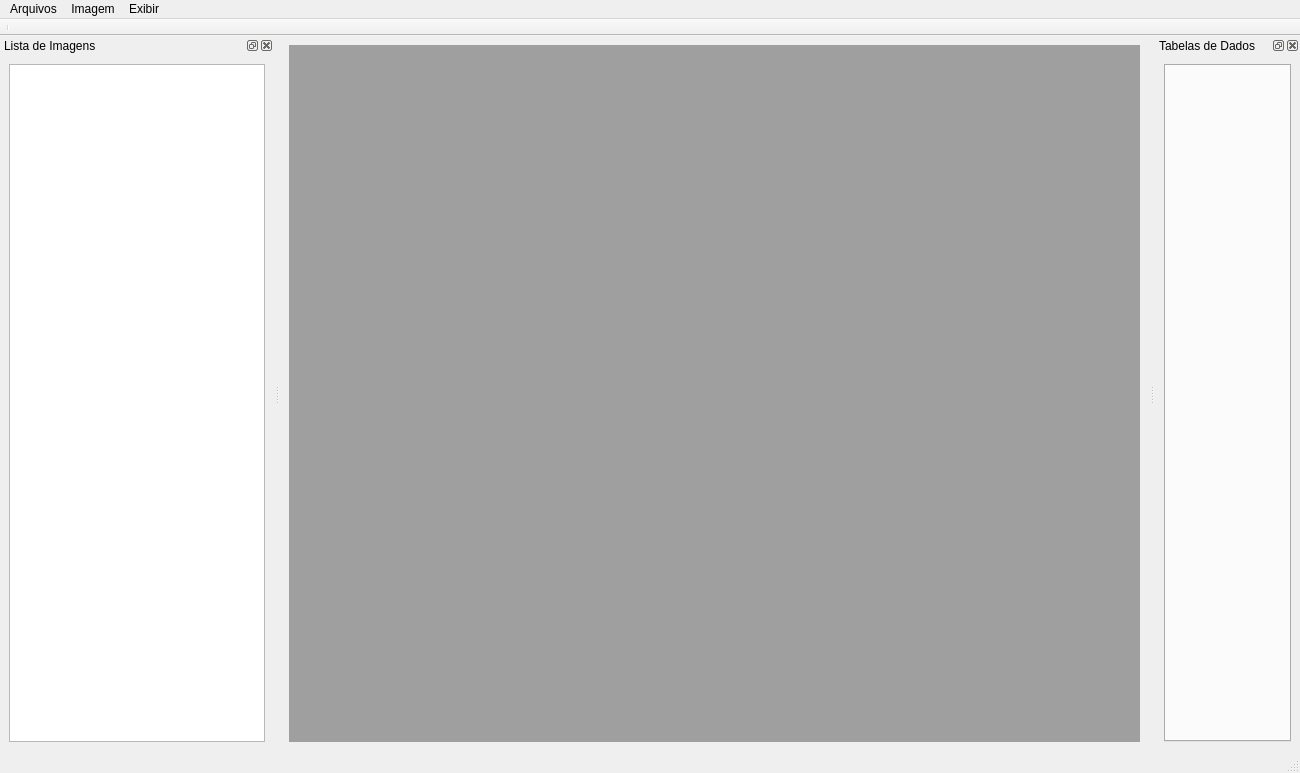
This is src/windows/RockImageWindow/rockimageui.ui in hereisjohnny2/rock-image-annotation as Qt 5 draws it before an edit. The edited form follows.
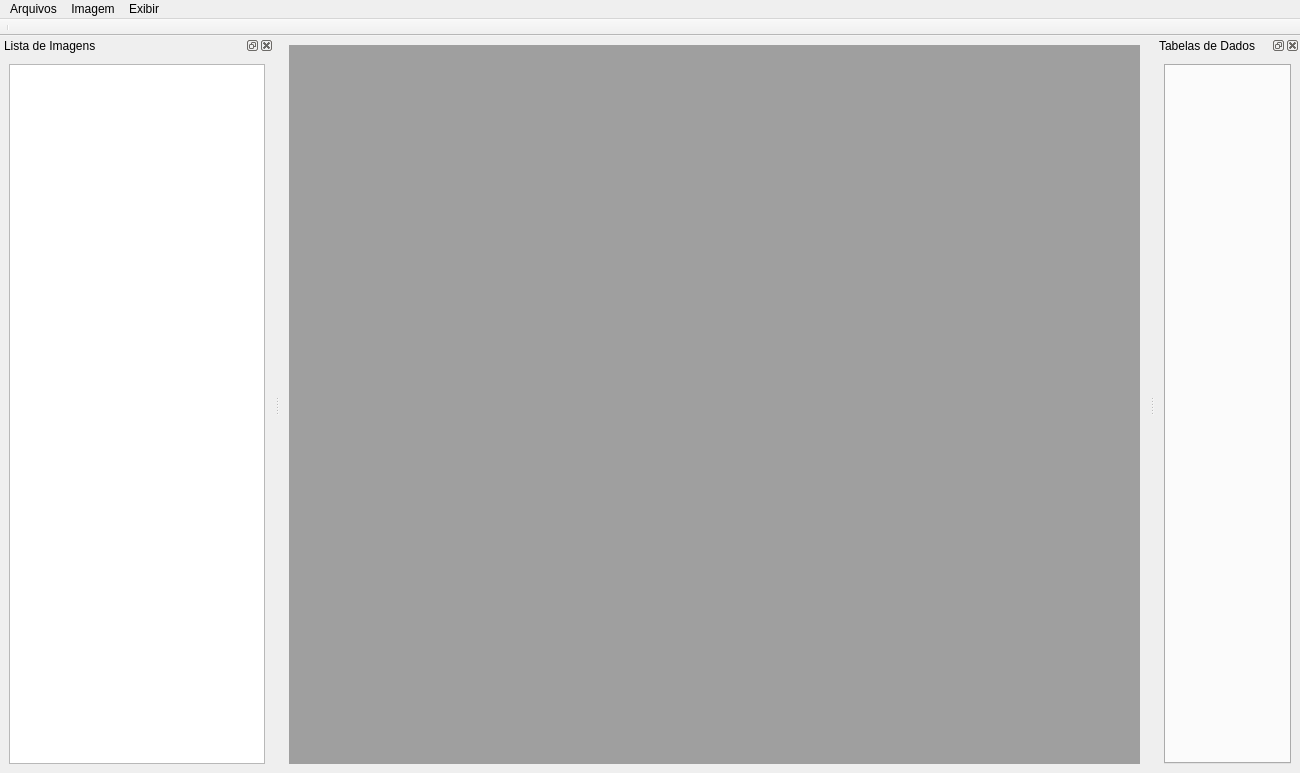
This is the edited form. Icons and pictures are not drawn.

The edit to the form file:
```diff
--- a/src/windows/RockImageWindow/rockimageui.ui
+++ b/src/windows/RockImageWindow/rockimageui.ui
@@ -60,7 +60,6 @@
    <addaction name="imageMenu"/>
    <addaction name="showDockMenu"/>
   </widget>
-  <widget class="QStatusBar" name="statusbar"/>
   <widget class="QToolBar" name="toolBar">
    <property name="windowTitle">
     <string>toolBar</string>
```
